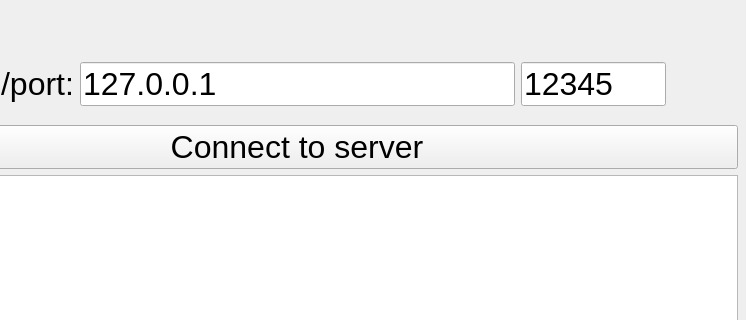
Above: uiFiles/connectWindow.ui from willie-deev/simple-mahjong-client before the change; both pictures show x 253 to 999 and y 0 to 320 of the 1100 by 671 pixel window. Below: the same form after it.
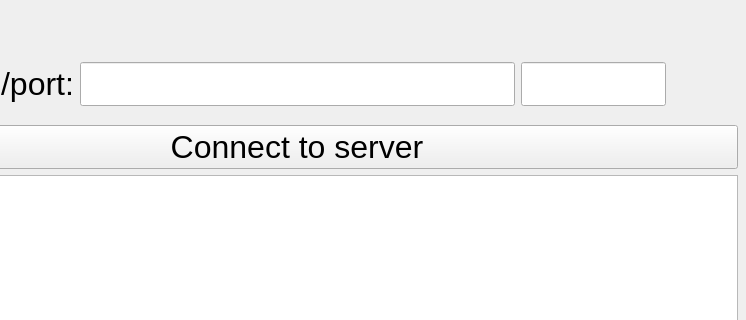
That is the form after the change.

What changed in the file:
```diff
--- a/uiFiles/connectWindow.ui
+++ b/uiFiles/connectWindow.ui
@@ -78,7 +78,7 @@
                                         </font>
                                     </property>
                                     <property name="text">
-                                        <string>127.0.0.1</string>
+                                        <string/>
                                     </property>
                                     <property name="alignment">
                                         <set>Qt::AlignLeading|Qt::AlignLeft|Qt::AlignVCenter</set>
@@ -93,7 +93,7 @@
                                         </font>
                                     </property>
                                     <property name="text">
-                                        <string>12345</string>
+                                        <string/>
                                     </property>
                                     <property name="alignment">
                                         <set>Qt::AlignLeading|Qt::AlignLeft|Qt::AlignVCenter</set>
```
